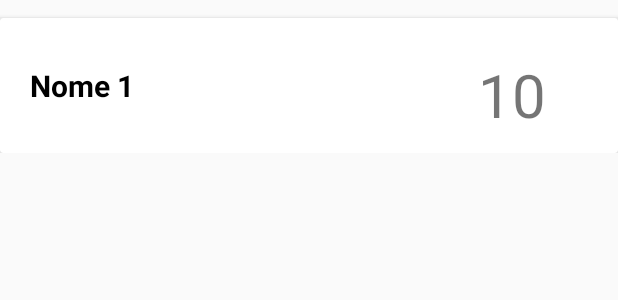
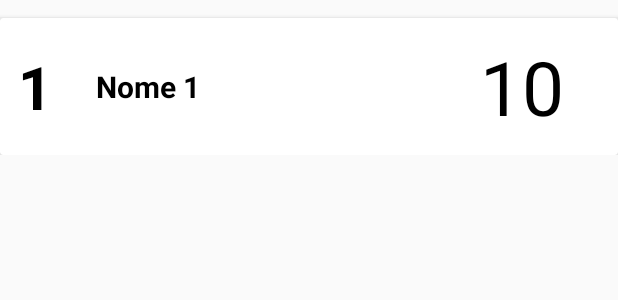
Before and after one commit to FelipeGrellmannSouza/QuizBandeiras, an Android app: the layout my_row.xml on its own in the app's theme, with its tools: preview values and no code run, on a phone screen of 412 x 824 dp. Shown: the top 300 px of the screen. Run offline under Robolectric (Android 15) with nearby library versions, the phone set to English and light mode, and no system bars; Roboto replaces fonts that are not available here.

Commit message:
Posição do Usuario adicionado a Tabela de Ranking

```diff
--- a/app/src/main/java/com/example/quizbandeiras/CustomAdapter.java
+++ b/app/src/main/java/com/example/quizbandeiras/CustomAdapter.java
@@ -27,9 +27,6 @@ public class CustomAdapter extends RecyclerView.Adapter<CustomAdapter.MyViewHold
     @Override
     public MyViewHolder onCreateViewHolder(@NonNull ViewGroup parent, int viewType) {
         View view = LayoutInflater.from(context).inflate(R.layout.my_row, parent, false);
-
-        //LayoutInflater inflater = LayoutInflater.from(context);
-        //View view = inflater.inflate(R.layout.my_row, parent, false);
         return new MyViewHolder(view);
     }
 
@@ -37,6 +34,7 @@ public class CustomAdapter extends RecyclerView.Adapter<CustomAdapter.MyViewHold
     public void onBindViewHolder(@NonNull MyViewHolder holder, int position) {
         holder.nomeTextView.setText(String.valueOf(nome_usuario.get(position)));
         holder.pontosTextView.setText(String.valueOf(pontos_usuario.get(position)));
+        holder.posicaoTextView.setText(String.valueOf(position + 1));
     }
 
     @Override
@@ -45,11 +43,12 @@ public class CustomAdapter extends RecyclerView.Adapter<CustomAdapter.MyViewHold
     }
 
     public class MyViewHolder extends RecyclerView.ViewHolder {
-        TextView nomeTextView, pontosTextView;
+        TextView nomeTextView, pontosTextView, posicaoTextView;
         public MyViewHolder(@NonNull View itemView) {
             super(itemView);
             nomeTextView = itemView.findViewById(R.id.nomeTextView);
             pontosTextView = itemView.findViewById(R.id.pontosTextView);
+            posicaoTextView = itemView.findViewById(R.id.posicaoTextView);
         }
     }
 }
--- a/app/src/main/java/com/example/quizbandeiras/GerenciadorPontos.java
+++ b/app/src/main/java/com/example/quizbandeiras/GerenciadorPontos.java
@@ -1,12 +1,9 @@
 package com.example.quizbandeiras;
-
-import android.database.sqlite.SQLiteOpenHelper;
 
 //classe que serivirá para gerenciar os pontos e o nome do usuario
 public class GerenciadorPontos {
-    //Cria variavel pontos
+    //Criando a Variavel nome e pontos
     private static int pontos = 0;
-    //cria variavavel nome
     private static String nome;
 
     //Retorna pontos
--- a/app/src/main/java/com/example/quizbandeiras/TelaFinal.java
+++ b/app/src/main/java/com/example/quizbandeiras/TelaFinal.java
@@ -83,6 +83,8 @@ public class TelaFinal extends AppCompatActivity {
                 // Adicionar dados às listas
                 nome_usuario.add(nome);
                 pontos_usuario.add(String.valueOf(pontos));
+
+
             }
         }
         cursor.close();
--- a/app/src/main/res/layout/my_row.xml
+++ b/app/src/main/res/layout/my_row.xml
@@ -17,7 +17,7 @@
             android:layout_height="wrap_content"
             android:padding="12dp">
 
-           <!-- <TextView
+           <TextView
                 android:id="@+id/posicaoTextView"
                 android:layout_width="wrap_content"
                 android:layout_height="wrap_content"
@@ -27,32 +27,30 @@
                 android:textColor="#000"
                 app:layout_constraintBottom_toBottomOf="parent"
                 app:layout_constraintStart_toStartOf="parent"
-                app:layout_constraintTop_toTopOf="parent" />-->
+                app:layout_constraintTop_toTopOf="parent" />
 
             <TextView
                 android:id="@+id/nomeTextView"
                 android:layout_width="wrap_content"
                 android:layout_height="wrap_content"
-                android:layout_marginStart="8dp"
+                android:layout_marginStart="52dp"
                 android:text="Nome 1"
                 android:textColor="#000"
                 android:textSize="20sp"
                 android:textStyle="bold"
                 app:layout_constraintBottom_toBottomOf="parent"
-                app:layout_constraintStart_toStartOf="parent"
+                app:layout_constraintStart_toStartOf="@+id/posicaoTextView"
                 app:layout_constraintTop_toTopOf="parent" />
-               <!-- app:layout_constraintBottom_toBottomOf="parent"
-                app:layout_constraintStart_toEndOf="@+id/posicaoTextView"
-                app:layout_constraintTop_toTopOf="parent" -->
 
             <TextView
                 android:id="@+id/pontosTextView"
                 android:layout_width="wrap_content"
                 android:layout_height="wrap_content"
-                android:layout_marginTop="12dp"
-                android:layout_marginEnd="36dp"
+                android:layout_marginEnd="24dp"
                 android:text="10"
-                android:textSize="40sp"
+                android:textColor="@color/black"
+                android:textSize="50sp"
+                app:layout_constraintBottom_toBottomOf="parent"
                 app:layout_constraintEnd_toEndOf="parent"
                 app:layout_constraintTop_toTopOf="parent" />
         </androidx.constraintlayout.widget.ConstraintLayout>
```
